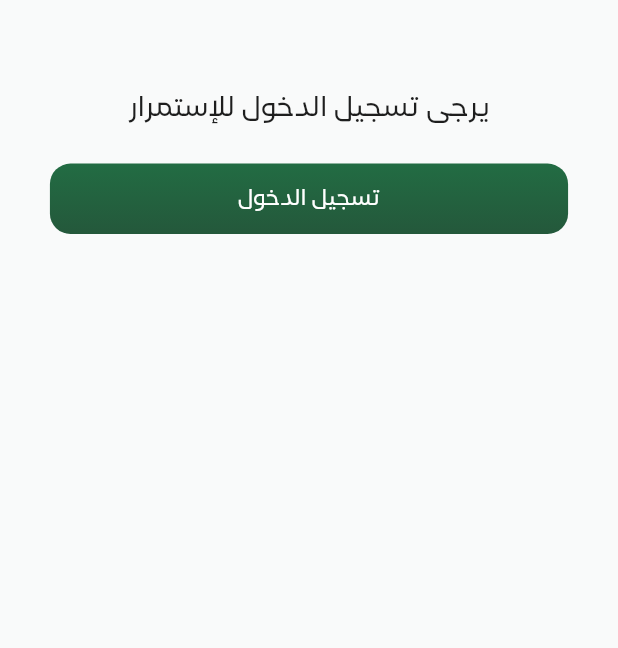
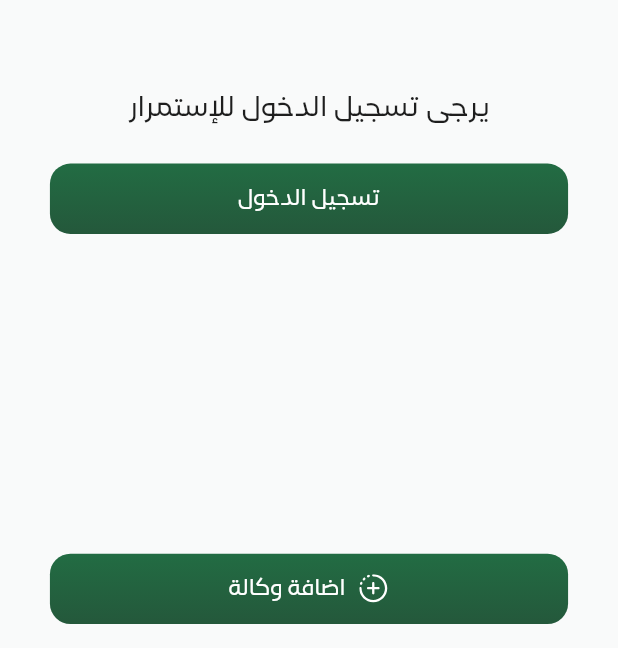
Before and after one commit to AmrHussei/falak_app, a Flutter app: the AgenciesScreen screen opened by its route, after a tap on "النشطة", on a phone screen of 412 x 824 dp, the part 588-1236 px from its top. Run offline on Flutter 3.47's test engine with Material 3 defaults, Android fonts, the phone set to English and light mode, and no system bars; our stand-ins replace bloc, cached_network_image, carousel_slider, chewie, dartz, device_preview and 29 more; missing offline and left inert: dio_cache_interceptor, media_scanner; accounts and stored records are empty; network calls fail; project files that could hold a hidden picture were left out.

Commit message:
Update agency SVG assets and add addAgency icon
Replaced and updated several SVG assets for agency statuses (Canceled, Active, Pending, Rejected) with new designs and sizes. Added a new addAgency.svg icon. These changes improve the visual consistency and appearance of agency-related UI elements.

```diff
--- a/lib/core/api/end_point.dart
+++ b/lib/core/api/end_point.dart
@@ -1,10 +1,7 @@
-import 'package:flutter/foundation.dart';
 
 class EndPoint {
   // static const String baseUrl = 'https://api.ittlt.com';
-  static const String baseUrl = kDebugMode
-      ? 'https://api.broker.sa'
-      : 'https://srv1066914.hstgr.cloud';
+  static const String baseUrl = 'https://srv1066914.hstgr.cloud';
 
   // static const String baseUrl = 'https://api.falak.sa.com';
   //! Auth
--- a/lib/core/widgets/app_buttons.dart
+++ b/lib/core/widgets/app_buttons.dart
@@ -23,6 +23,7 @@ class AppPrimaryButton extends StatelessWidget {
   final bool isLoading;
   final Widget? loadingWidget;
   final double? radius;
+  final String? icon;
 
   const AppPrimaryButton({
     Key? key,
@@ -32,7 +33,9 @@ class AppPrimaryButton extends StatelessWidget {
     this.width,
     this.height,
     this.isLoading = false,
-    this.loadingWidget, this.radius,
+    this.loadingWidget,
+    this.radius,
+    this.icon,
   }) : super(key: key);
 
   @override
@@ -52,7 +55,7 @@ class AppPrimaryButton extends StatelessWidget {
                 ],
               ),
         color: isDisabled ? AppColors.disabled(context) : null,
-        borderRadius: BorderRadius.circular(radius??14.r),
+        borderRadius: BorderRadius.circular(radius ?? 14.r),
         boxShadow: isDisabled
             ? [
                 BoxShadow(
@@ -94,13 +97,22 @@ class AppPrimaryButton extends StatelessWidget {
                       ),
                     ),
                   ))
-            : Text(
+            : Row(
+                mainAxisAlignment: MainAxisAlignment.center,
+                children: [
+                  if (icon != null) ...[
+                    SvgPicture.asset(icon!, width: 20.w, height: 20.h),
+                    8.horizontalSpace,
+                  ],
+                  Text(
                     text,
                     style: AppStyles.styleMedium16(context).copyWith(
                       color: isDisabled
                           ? AppColors.typographySubTitle(context)
                           : AppColors.white(context),
                     ),
+                  ),
+                ],
               ),
       ),
     );
--- a/lib/core/widgets/coustom_app_bar_widget.dart
+++ b/lib/core/widgets/coustom_app_bar_widget.dart
@@ -77,12 +77,18 @@ class CoustomAppBarWidget extends StatelessWidget
 }
 
 class PopWidget extends StatelessWidget {
-  const PopWidget({super.key});
+  const PopWidget({super.key, this.height, this.width, this.padding, this.radius,this.flip=false});
+
+  final double? height;
+  final double? width;
+  final double? padding;
+  final double? radius;
+  final bool flip;
 
   @override
   Widget build(BuildContext context) {
     return Container(
-      padding: const EdgeInsets.all(8),
+      padding:  EdgeInsets.all(padding??8),
       margin: EdgeInsetsDirectional.only(start: 24, top: 6, bottom: 6),
       decoration: ShapeDecoration(
         color: const Color(0xFFFAFAFA) /* Surface-primary */,
@@ -91,11 +97,19 @@ class PopWidget extends StatelessWidget {
             width: 1,
             color: const Color(0xFFE1E1E2) /* Borders-primary */,
           ),
-          borderRadius: BorderRadius.circular(10),
+          borderRadius: BorderRadius.circular(radius??10),
         ),
       ),
       child: FittedBox(
-        child: SvgPicture.asset(AppAssets.app_imagesArrow, fit: BoxFit.contain),
+        child: Transform.flip(
+          flipX: flip,
+          child: SvgPicture.asset(
+            AppAssets.app_imagesArrow,
+            fit: BoxFit.contain,
+            height: height,
+            width: width,
+          ),
+        ),
       ),
     );
   }
--- a/lib/features/profile/presentation/view/screens/agencies_details_screen.dart
+++ b/lib/features/profile/presentation/view/screens/agencies_details_screen.dart
@@ -1,3 +1,4 @@
+import 'package:falak/features/profile/presentation/view/widgets/agencies/add_agency_button_widget.dart';
 import 'package:flutter/material.dart';
 import 'package:flutter_bloc/flutter_bloc.dart';
 import 'package:falak/core/utils/app_colors.dart';
@@ -34,6 +35,8 @@ class _AgenciesDetailsScreenState extends State<AgenciesDetailsScreen>
   @override
   Widget build(BuildContext context) {
     return Scaffold(
+      floatingActionButtonLocation: FloatingActionButtonLocation.centerFloat,
+      floatingActionButton:const AddAgencyButtonWidget(),
       backgroundColor: AppColors.backgroundPrimary(context),
       appBar: CoustomAppBarWidget(
         title: 'الوكالات',
--- a/lib/features/profile/presentation/view/screens/agencies_screen.dart
+++ b/lib/features/profile/presentation/view/screens/agencies_screen.dart
@@ -1,5 +1,6 @@
 import 'package:flutter/material.dart';
 import 'package:flutter_bloc/flutter_bloc.dart';
+import 'package:flutter_screenutil/flutter_screenutil.dart';
 import 'package:flutter_svg/svg.dart';
 import 'package:falak/core/utils/app_styles.dart';
 import 'package:falak/core/utils/images.dart';
@@ -10,7 +11,6 @@ import '../../../../../core/utils/app_colors.dart';
 import '../../../../../core/utils/app_strings.dart';
 import '../../../../../core/widgets/coustom_app_bar_widget.dart';
 import '../../view_model/profile/profile_cubit.dart';
-import '../widgets/agencies/show_add_agencies_bottom_sheet.dart';
 
 class AgenciesScreen extends StatelessWidget {
   const AgenciesScreen({super.key});
@@ -18,40 +18,12 @@ class AgenciesScreen extends StatelessWidget {
   @override
   Widget build(BuildContext context) {
     return Scaffold(
-      floatingActionButtonLocation: FloatingActionButtonLocation.centerFloat,
-      floatingActionButton: Padding(
-        padding: const EdgeInsets.only(right: 16, left: 16),
-        child: SizedBox(
-          width: double.infinity,
-          height: 60,
-          child: ElevatedButton.icon(
-            onPressed: () {
-              showAddAgenciesBottomSheet(context);
-            },
-            icon: Icon(
-              Icons.add,
-              color: AppColors.white(context),
-              size: 24,
-            ),
-            label: Text(
-              'إضافة وكالة',
-              style: AppStyles.styleMedium16(context)
-                  .copyWith(color: AppColors.white(context)),
-            ),
-          ),
-        ),
-      ),
       backgroundColor: AppColors.backgroundPrimary(context),
-      appBar: CoustomAppBarWidget(
-        title: 'الوكالات',
-      ),
+      appBar: CoustomAppBarWidget(title: 'الوكالات'),
       body: Padding(
-        padding: const EdgeInsets.symmetric(horizontal: 16),
+        padding: EdgeInsets.symmetric(horizontal: 16.w, vertical: 16.h),
         child: Column(
           children: [
-            SizedBox(
-              height: 40,
-            ),
             AgenciesCardWidegt(
               onTap: () {
                 context.read<ProfileCubit>().status = AppStrings.approved;
@@ -61,7 +33,7 @@ class AgenciesScreen extends StatelessWidget {
               icon: AppAssets.app_imagesActiveSvg,
               title: 'النشطة',
             ),
-            SizedBox(height: 16),
+            16.verticalSpace,
             AgenciesCardWidegt(
               onTap: () {
                 context.read<ProfileCubit>().status = AppStrings.pending;
@@ -71,7 +43,7 @@ class AgenciesScreen extends StatelessWidget {
               icon: AppAssets.app_imagesPindding,
               title: 'تحت الإجراء',
             ),
-            SizedBox(height: 16),
+            16.verticalSpace,
             AgenciesCardWidegt(
               onTap: () {
                 context.read<ProfileCubit>().status = AppStrings.blocked;
@@ -81,7 +53,7 @@ class AgenciesScreen extends StatelessWidget {
               icon: AppAssets.app_imagesCanceled,
               title: 'الملغية',
             ),
-            SizedBox(height: 16),
+            16.verticalSpace,
             AgenciesCardWidegt(
               onTap: () {
                 context.read<ProfileCubit>().status = AppStrings.rejected;
@@ -91,18 +63,17 @@ class AgenciesScreen extends StatelessWidget {
               icon: AppAssets.app_imagesRejected,
               title: 'المرفوضة',
             ),
-            SizedBox(height: 16),
+            16.verticalSpace,
             AgenciesCardWidegt(
               onTap: () {
                 context.read<ProfileCubit>().status =
-                    AppStrings.approved; //TODO:
+                    AppStrings.terminated; //TODO:
                 context.navigateTo(Routes.AgenciesDetailsScreen);
               },
               boxColor: const Color(0x0CAF2A1A),
               icon: AppAssets.app_imagesTerminated,
-              title: 'منتهية',
+              title: 'المنتهية',
             ),
-            SizedBox(height: 16),
           ],
         ),
       ),
@@ -118,46 +89,52 @@ class AgenciesCardWidegt extends StatelessWidget {
     required this.boxColor,
     required this.onTap,
   });
+
   final String title, icon;
   final Color boxColor;
   final Function() onTap;
 
   @override
   Widget build(BuildContext context) {
-    return GestureDetector(
+    return InkWell(
       onTap: onTap,
-      child: Container(
+      child: Card(
+        color: Colors.white,
+        elevation: 2,
+        shape: RoundedRectangleBorder(
+          borderRadius: BorderRadius.circular(12.r),
+        ),
+        margin: EdgeInsets.zero,
+        child: SizedBox(
           width: double.infinity,
-        padding: const EdgeInsets.all(16),
-        clipBehavior: Clip.antiAlias,
-        decoration: ShapeDecoration(
-          color: Colors.white,
-          shape: RoundedRectangleBorder(
-            borderRadius: BorderRadius.circular(12),
-          ),
+          child: Padding(
+            padding: EdgeInsetsDirectional.only(
+              start: 8.w,
+              end: 16.w,
+              top: 8.h,
+              bottom: 8.h,
             ),
             child: Row(
               children: [
-            Container(
-              padding: EdgeInsets.all(12),
-              clipBehavior: Clip.antiAlias,
-              decoration: ShapeDecoration(
-                color: boxColor,
-                shape: RoundedRectangleBorder(
-                    borderRadius: BorderRadius.circular(8)),
-              ),
-              child: SizedBox(
-                  height: 24, width: 24, child: SvgPicture.asset(icon)),
-            ),
-            SizedBox(width: 12),
+                SvgPicture.asset(icon, height: 38.h, width: 38.w),
+                12.horizontalSpace,
                 Text(
                   title,
-              style: AppStyles.styleBold16(context)
-                  .copyWith(color: AppColors.typographyHeading(context)),
+                  style: AppStyles.styleRegular16(
+                    context,
+                  ).copyWith(color: AppColors.titleColor(context)),
                 ),
                 Spacer(),
-            SvgPicture.asset(AppAssets.app_imagesArrowAgencies),
+                PopWidget(
+                  height: 14.h,
+                  width: 14.w,
+                  padding: 6,
+                  radius: 6,
+                  flip: true,
+                ),
               ],
+            ),
+          ),
         ),
       ),
     );
--- /dev/null
+++ b/lib/features/profile/presentation/view/widgets/agencies/add_agency_button_widget.dart
@@ -0,0 +1,19 @@
+import 'package:falak/core/widgets/app_buttons.dart';
+import 'package:falak/features/profile/presentation/view/widgets/agencies/show_add_agencies_bottom_sheet.dart';
+import 'package:falak/generated/assets.dart';
+import 'package:flutter/material.dart';
+
+class AddAgencyButtonWidget extends StatelessWidget {
+  const AddAgencyButtonWidget({super.key});
+
+  @override
+  Widget build(BuildContext context) {
+    return AppPrimaryButton(
+      onPressed: () {
+        showAddAgenciesBottomSheet(context);
+      },
+      text: 'اضافة وكالة',
+      icon: Assets.appImagesAddAgency,
+    );
+  }
+}
```
Also changed, not shown: assets/app_images/Canceled.svg, assets/app_images/activeSvg.svg, assets/app_images/addAgency.svg (added), assets/app_images/pindding.svg, assets/app_images/rejected.svg, assets/app_images/terminated.svg, lib/generated/assets.dart. Lines whose indentation alone changed are shown as unchanged.
